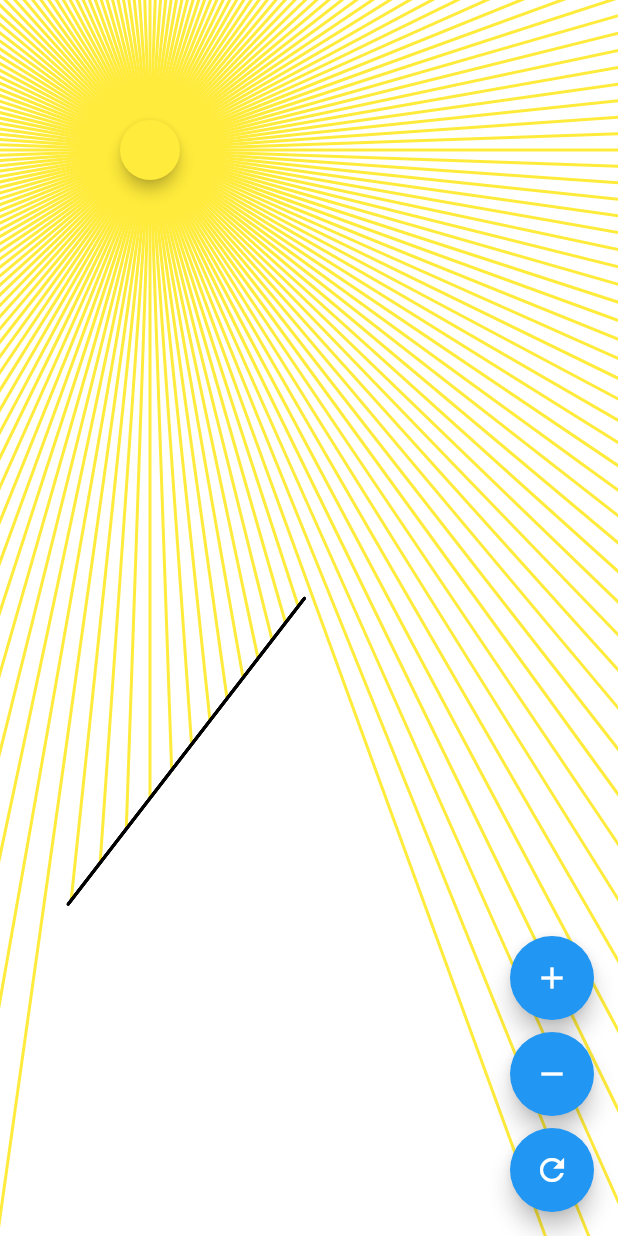
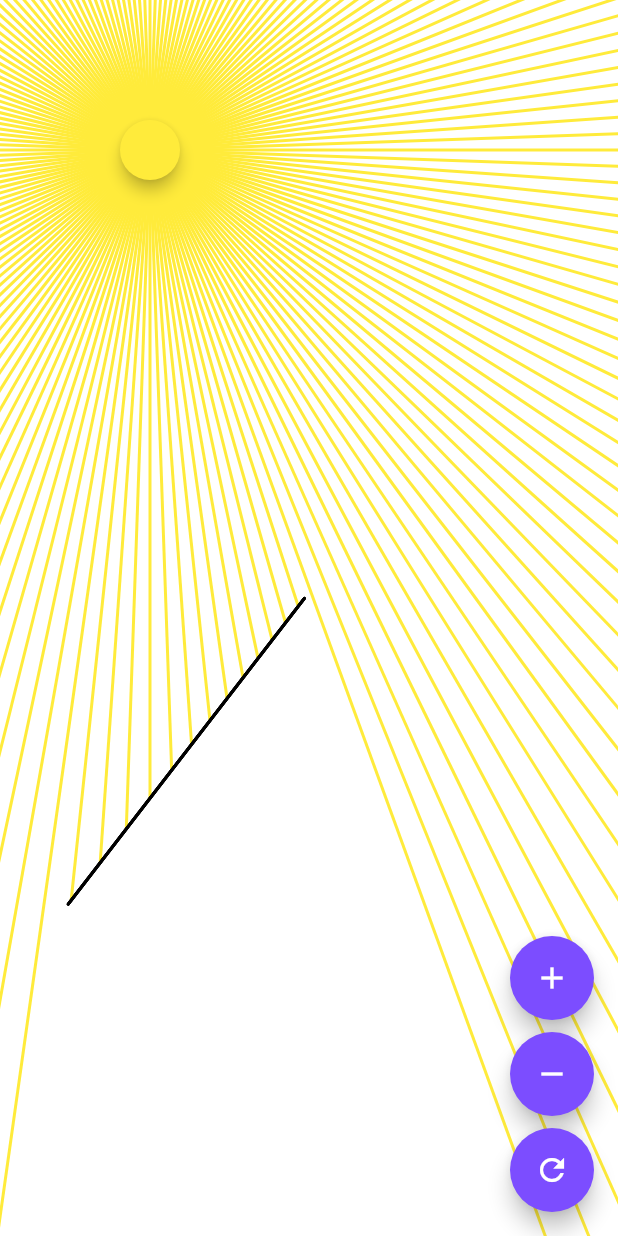
Before and after one commit to jonas-zebari/flutter_ray_casting, a Flutter app: the screen it shows after launch, on a phone screen of 412 x 824 dp. Run offline on Flutter 3.47's test engine with Material 2 defaults, Android fonts, the phone set to English and light mode, and no system bars.

Commit message:
theme changes

```diff
--- a/lib/main.dart
+++ b/lib/main.dart
@@ -54,16 +54,19 @@ class SunCaster extends StatelessWidget {
         children: <Widget>[
           FloatingActionButton(
             child: Icon(Icons.add),
+            backgroundColor: Colors.deepPurpleAccent,
             onPressed: () => _walls.add(Ray.random(size)),
           ),
           const SizedBox(height: 8),
           FloatingActionButton(
             child: Icon(Icons.remove),
+            backgroundColor: Colors.deepPurpleAccent,
             onPressed: () => _walls.removeLast(),
           ),
           const SizedBox(height: 8),
           FloatingActionButton(
             child: Icon(Icons.refresh),
+            backgroundColor: Colors.deepPurpleAccent,
             onPressed: () {
               final count = _walls.length;
               _walls.clear();
--- a/pubspec.yaml
+++ b/pubspec.yaml
@@ -1,6 +1,6 @@
 name: flutter_rays
-description: A new Flutter application.
-version: 1.0.0+1
+description: 2D ray casting implemented in Flutter with CustomPaint and ValueListenableBuilder.
+version: 2.0.0
 environment:
   sdk: ">=2.2.2 <3.0.0"
 
```
Also changed, not shown: lib/screen.dart (deleted, +0 -9 lines).
